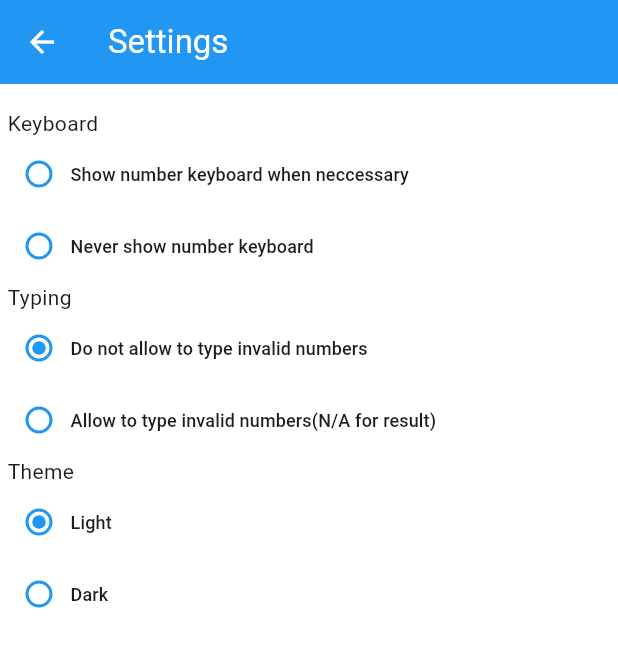
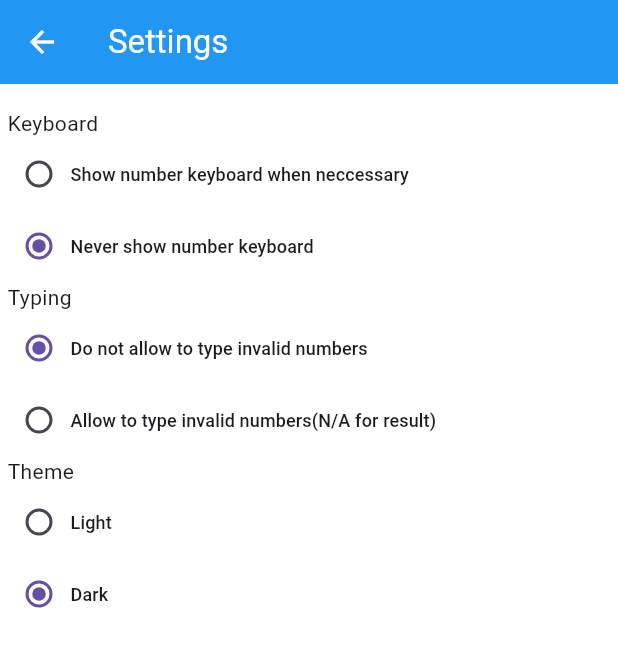
Before and after one commit to Emmanueloluwadamilola/base_converter_app, a Flutter app: the SettingPage screen opened directly with empty values, after a tap on "Light", on a phone screen of 412 x 824 dp. Shown: the top 647 px of the screen. Run offline on Flutter 3.47's test engine with Material 3 defaults, Android fonts, the light colour scheme and no system bars.

Commit message:
Feats: Theme button, keyboard type button

```diff
--- a/lib/screens/setting_page.dart
+++ b/lib/screens/setting_page.dart
@@ -1,21 +1,23 @@
 import 'package:flutter/material.dart';
 
-class SettingPage extends StatefulWidget {
-    SettingPage({super.key, required this.keyboardValue});
-  int keyboardValue;
+// ignore: must_be_immutable
+class SettingPage extends StatelessWidget {
+   SettingPage({
+    super.key,
+    required this.updateKeyboardType,
+    required this.updateTheme,
+  });
+  final Function(TextInputType) updateKeyboardType;
+  final Function(bool) updateTheme;
 
   @override
-  State<SettingPage> createState() => _SettingPageState();
-}
-
-class _SettingPageState extends State<SettingPage> {
-  // int selectedKeyboardValue = 1;
   int selectedTypingValue = 1;
-  int selectedTheme = 1;
   int decimalPlaces = 1;
   @override
   Widget build(BuildContext context) {
-    return Scaffold(
+    return Theme(
+      data: Theme.of(context).copyWith(unselectedWidgetColor: Colors.blue),
+      child: Scaffold(
         backgroundColor: Colors.white,
         appBar: AppBar(
           title: const Text(
@@ -42,24 +44,20 @@
                     'Keyboard',
                   ),
                   RadioMenuButton(
-                    value: 1,
-                    groupValue: widget.keyboardValue,
+                      value: TextInputType.number,
+                      groupValue: TextInputType.text,
                       onChanged: (value) {
-                      setState(() {
-                        widget.keyboardValue = value!;
-                      });
+                        updateKeyboardType(TextInputType.number);
                       },
                       child: const Text(
                         'Show number keyboard when neccessary',
                         style: TextStyle(fontSize: 12),
                       )),
                   RadioMenuButton(
-                    value: 2,
-                    groupValue: widget.keyboardValue,
+                      value: TextInputType.text,
+                      groupValue: TextInputType.text,
                       onChanged: (value) {
-                      setState(() {
-                        widget.keyboardValue = value!;
-                      });
+                        updateKeyboardType(TextInputType.text);
                       },
                       child: const Text(
                         'Never show number keyboard',
@@ -75,9 +73,7 @@
                     value: 1,
                     groupValue: selectedTypingValue,
                     onChanged: (value) {
-                    setState(() {
                       selectedTypingValue = value!;
-                    });
                     },
                     child: const Text(
                       'Do not allow to type invalid numbers',
@@ -88,9 +84,7 @@
                       value: 2,
                       groupValue: selectedTypingValue,
                       onChanged: (value) {
-                      setState(() {
                         selectedTypingValue = value!;
-                      });
                       },
                       child: const Text(
                         'Allow to type invalid numbers(N/A for result)',
@@ -103,12 +97,10 @@
                 children: [
                   const Text('Theme'),
                   RadioMenuButton(
-                  value: 1,
-                  groupValue: selectedTheme,
+                    value: false,
+                    groupValue: true,
                     onChanged: (value) {
-                    setState(() {
-                      selectedTheme = value!;
-                    });
+                      updateTheme(false);
                     },
                     child: const Text(
                       'Light',
@@ -116,12 +108,10 @@
                     ),
                   ),
                   RadioMenuButton(
-                    value: 2,
-                    groupValue: selectedTheme,
+                      value: true,
+                      groupValue: true,
                       onChanged: (value) {
-                      setState(() {
-                        selectedTheme = value!;
-                      });
+                        updateTheme(true);
                       },
                       child: const Text(
                         'Dark',
@@ -132,6 +122,7 @@
             ],
           ),
         ),
+      ),
     );
   }
 }
--- a/lib/widgets/textfield_container.dart
+++ b/lib/widgets/textfield_container.dart
@@ -63,7 +63,7 @@
               controller: baseController,
               style: const TextStyle(),
               textAlign: TextAlign.center,
-              keyboardType: TextInputType.number,
+              keyboardType: keyboard,
               decoration: InputDecoration(
                 focusedBorder: OutlineInputBorder(
                   borderRadius: const BorderRadius.only(
```
Also changed, not shown: lib/main.dart (+4 -4 lines), lib/screens/home_page.dart (+33 -12 lines). Lines whose indentation alone changed are shown as unchanged.
